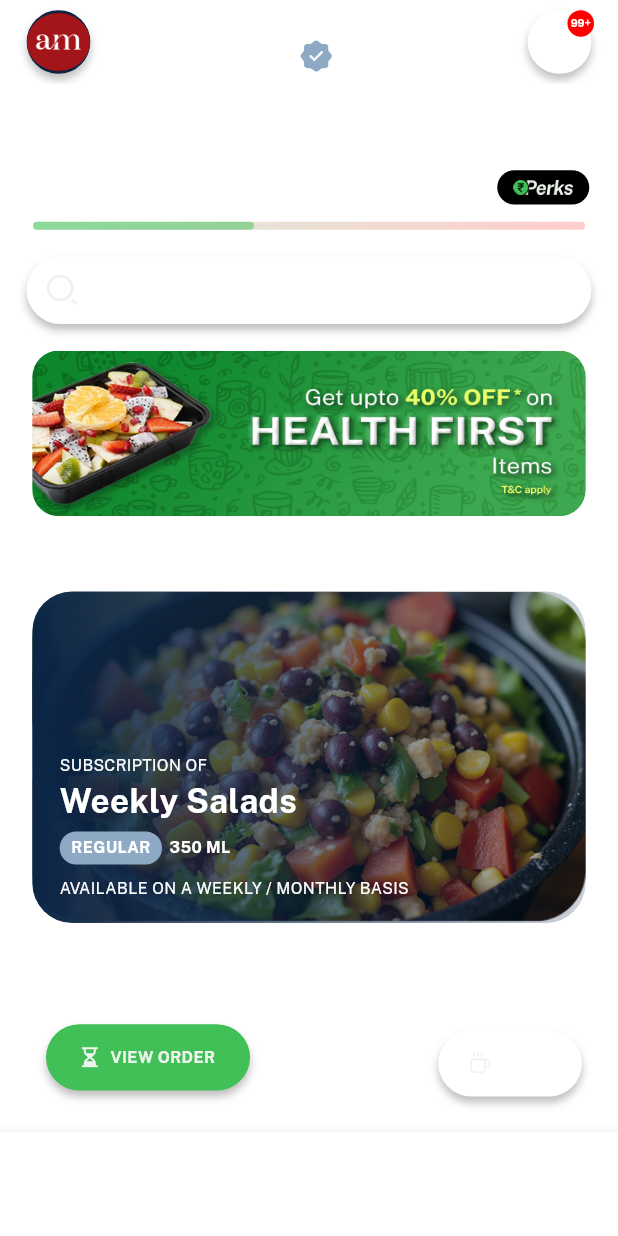
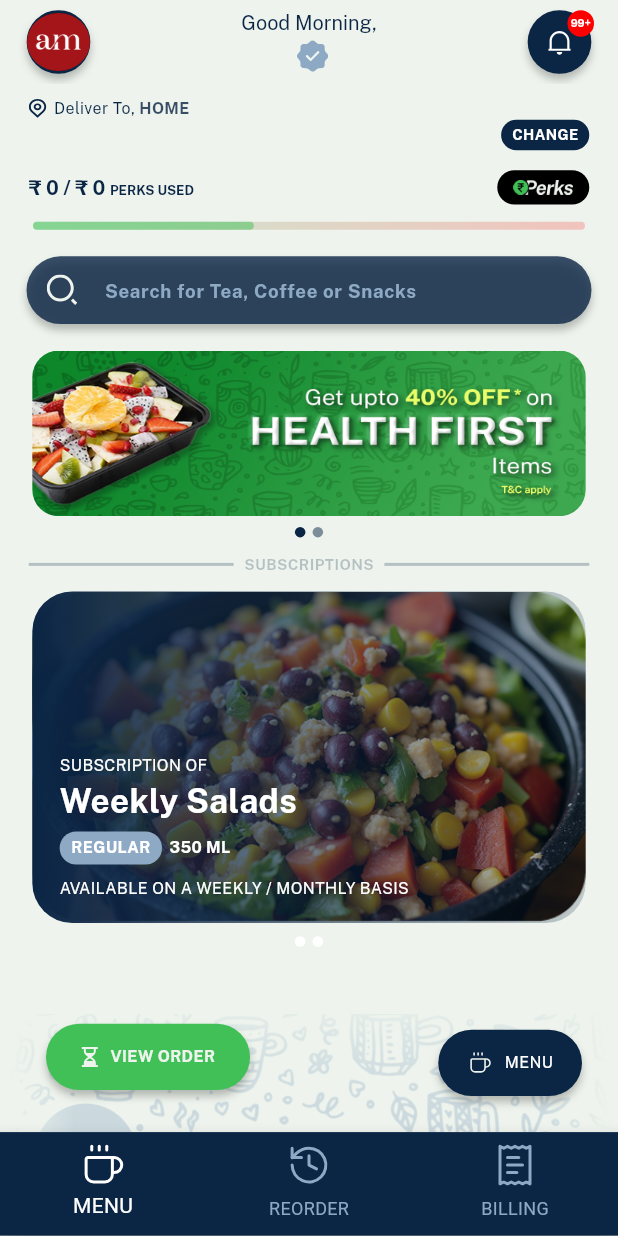
Before and after one commit to Vatsal1607/amtech_design, a Flutter app: the BottomBarPage screen opened directly, on a phone screen of 412 x 824 dp. Run offline on Flutter 3.47's test engine with Material 3 defaults, Android fonts, the light colour scheme and no system bars; drawn by our look-alikes of carousel_slider, smooth_page_indicator; our stand-ins replace device_info_plus, dio, dropdown_button2, firebase_core, firebase_messaging, flutter_rating_bar and 16 more; missing offline and left inert: dotted_dashed_line, razorpay_flutter; accounts and stored records are empty; generated files the repository leaves out were written again; network calls fail.

Commit message:
bottombar hides on scroll & visible on reverse scroll

```diff
--- a/lib/custom_widgets/textfield/custom_searchfield.dart
+++ b/lib/custom_widgets/textfield/custom_searchfield.dart
@@ -15,6 +15,7 @@ class CustomSearchField<T extends ChangeNotifier> extends StatelessWidget {
   final Color iconColor;
   final double borderWidth;
   final String hint;
+  final TextAlignVertical? textAlignVertical;
   const CustomSearchField({
     super.key,
     required this.provider,
@@ -25,6 +26,7 @@ class CustomSearchField<T extends ChangeNotifier> extends StatelessWidget {
     this.iconColor = AppColors.seaShell,
     this.borderWidth = 1.0,
     this.hint = 'Search for Tea, Coffee or Snacks',
+    this.textAlignVertical = TextAlignVertical.center,
   });
 
   @override
@@ -32,7 +34,7 @@ class CustomSearchField<T extends ChangeNotifier> extends StatelessWidget {
     return TextFormField(
       controller: controller,
       textCapitalization: TextCapitalization.sentences,
-      textAlignVertical: TextAlignVertical.center,
+      textAlignVertical: textAlignVertical,
       style: GoogleFonts.publicSans(
         color: getColorAccountType(
           accountType: accountType,
--- a/lib/main.dart
+++ b/lib/main.dart
@@ -100,9 +100,9 @@ class MyApp extends StatelessWidget {
                 ),
               ),
             ),
-            // home: BottomBarPage(),
-            initialRoute: Routes.initial,
-            routes: Routes.routes,
+            home: BottomBarPage(),
+            // initialRoute: Routes.initial,
+            // routes: Routes.routes,
             // onGenerateRoute: (settings) {},
           ),
         ),
--- a/lib/modules/billing/billing_page.dart
+++ b/lib/modules/billing/billing_page.dart
@@ -10,12 +10,12 @@ import '../../custom_widgets/appbar/custom_sliver_appbar.dart';
 import '../../custom_widgets/bottom_blur_on_page.dart';
 import '../../custom_widgets/select_order_date.dart';
 import '../../services/local/shared_preferences_service.dart';
-import '../reorder/reorder_provider.dart';
 import 'billing_provider.dart';
 import 'widgets/billing_card_widgets.dart';
 
 class BillingPage extends StatefulWidget {
-  const BillingPage({super.key});
+  final ScrollController scrollController;
+  const BillingPage({super.key, required this.scrollController});
 
   @override
   State<BillingPage> createState() => _BillingPageState();
--- a/lib/modules/bottom_bar/bottom_bar_page.dart
+++ b/lib/modules/bottom_bar/bottom_bar_page.dart
@@ -8,29 +8,63 @@ import 'package:amtech_design/modules/menu/widgets/account_selection_widget.dart
 import 'package:amtech_design/modules/reorder/reorder_page.dart';
 import 'package:amtech_design/services/local/shared_preferences_service.dart';
 import 'package:flutter/material.dart';
+import 'package:flutter/rendering.dart';
 import 'package:flutter_screenutil/flutter_screenutil.dart';
 import 'package:provider/provider.dart';
 import '../../core/utils/strings.dart';
 import '../menu/menu_provider.dart';
 import 'bottom_bar_provider.dart';
 
-class BottomBarPage extends StatelessWidget {
-  final List<Widget> _screens = [
-    const MenuPage(),
-    const ReorderPage(),
-    const BillingPage(),
-    // const BlogPage(), // * Blog page nav item
-  ];
-
+class BottomBarPage extends StatefulWidget {
   BottomBarPage({super.key});
 
   @override
+  State<BottomBarPage> createState() => _BottomBarPageState();
+}
+
+class _BottomBarPageState extends State<BottomBarPage> {
+  late ScrollController _scrollController;
+  late List<Widget> _screens;
+
+  @override
+  void initState() {
+    super.initState();
+    _scrollController = ScrollController();
+    _scrollController.addListener(_onScroll);
+
+    _screens = [
+      MenuPage(scrollController: _scrollController),
+      ReorderPage(scrollController: _scrollController),
+      BillingPage(scrollController: _scrollController),
+    ];
+  }
+
+  void _onScroll() {
+    final provider = Provider.of<BottomBarProvider>(context, listen: false);
+    if (_scrollController.position.userScrollDirection ==
+        ScrollDirection.reverse) {
+      provider.setBottomBarVisibility(false);
+    } else if (_scrollController.position.userScrollDirection ==
+        ScrollDirection.forward) {
+      provider.setBottomBarVisibility(true);
+    }
+  }
+
+  @override
+  void dispose() {
+    _scrollController.removeListener(_onScroll);
+    _scrollController.dispose();
+    super.dispose();
+  }
+
+  @override
   Widget build(BuildContext context) {
-    String accountType =
-        sharedPrefsService.getString(SharedPrefsKeys.accountType) ?? '';
+    String accountType = 'business';
+    // sharedPrefsService.getString(SharedPrefsKeys.accountType) ?? '';
     final menuProvider = Provider.of<MenuProvider>(context, listen: false);
     debugPrint(
         'User Token is: ${sharedPrefsService.getString(SharedPrefsKeys.userToken.toString())}');
+
     return Scaffold(
       body: Stack(
         children: [
@@ -75,6 +109,13 @@ class BottomBarPage extends StatelessWidget {
                 //     ),
                 //   ),
                 // ),
+                AnimatedContainer(
+                  duration: const Duration(milliseconds: 300),
+                  height: provider.isBottomBarVisible
+                      ? kBottomNavigationBarHeight + 15.h
+                      : 0,
+                  child: Wrap(
+                    children: [
                       BottomNavigationBar(
                         type: BottomNavigationBarType.fixed,
                         backgroundColor: getColorAccountType(
@@ -175,6 +216,9 @@ class BottomBarPage extends StatelessWidget {
                       ),
                     ],
                   ),
+                ),
+              ],
+            ),
           );
         },
       ),
--- a/lib/modules/menu/menu_page.dart
+++ b/lib/modules/menu/menu_page.dart
@@ -28,7 +28,8 @@ import 'widgets/slider_details_widget.dart';
 import 'widgets/subscription_widget.dart';
 
 class MenuPage extends StatefulWidget {
-  const MenuPage({super.key});
+  final ScrollController scrollController;
+  const MenuPage({super.key, required this.scrollController});
 
   @override
   State<MenuPage> createState() => _MenuPageState();
@@ -47,8 +48,8 @@ class _MenuPageState extends State<MenuPage> {
   @override
   Widget build(BuildContext context) {
     log('userId: ${sharedPrefsService.getString(SharedPrefsKeys.userId)}');
-    String accountType =
-        sharedPrefsService.getString(SharedPrefsKeys.accountType) ?? '';
+    String accountType = 'business';
+    // sharedPrefsService.getString(SharedPrefsKeys.accountType) ?? '';
     final provider = Provider.of<MenuProvider>(context, listen: false);
     //* Note: variable is not used but by initialize this socket connect
     final socketProvider = Provider.of<SocketProvider>(context, listen: false);
@@ -97,6 +98,7 @@ class _MenuPageState extends State<MenuPage> {
                 child: NotificationListener(
                   onNotification: provider.onNotification,
                   child: CustomScrollView(
+                    controller: widget.scrollController,
                     physics: const ClampingScrollPhysics(),
                     slivers: [
                       CustomSliverAppbar(
@@ -185,8 +187,8 @@ class _MenuPageState extends State<MenuPage> {
                                             maxLines: 1,
                                             textDirection: TextDirection.ltr,
                                           )..layout(
-                                              maxWidth: provider.addressWidth
-                                                  .w); //! Change according parent Width
+                                              maxWidth:
+                                                  provider.addressWidth.w);
 
                                           // If text overflows, use Marquee, otherwise use normal Text
                                           bool isOverflowing =
@@ -236,13 +238,6 @@ class _MenuPageState extends State<MenuPage> {
                                         onTap: () {
                                           Navigator.pushNamed(
                                               context, Routes.savedAddress);
-                                          //   Navigator.push(
-                                          //     context,
-                                          //     MaterialPageRoute(
-                                          //       builder: (context) =>
-                                          //           const GoogleMapPage(),
-                                          //     ),
-                                          //   );
                                         },
                                         accountType: accountType,
                                       ),
@@ -361,6 +356,7 @@ class _MenuPageState extends State<MenuPage> {
                             child: CustomSearchField(
                               provider: provider,
                               accountType: accountType,
+                              textAlignVertical: TextAlignVertical.bottom,
                               controller: provider.searchController,
                             ),
                           ),
@@ -408,6 +404,7 @@ class _MenuPageState extends State<MenuPage> {
                                   Consumer<MenuProvider>(
                                     builder: (context, _, child) {
                                       return ListView.separated(
+                                        // controller: widget.scrollController,
                                         shrinkWrap: true,
                                         padding: EdgeInsets.zero,
                                         physics:
--- a/lib/modules/reorder/reorder_page.dart
+++ b/lib/modules/reorder/reorder_page.dart
@@ -14,7 +14,8 @@ import '../../custom_widgets/bottom_blur_on_page.dart';
 import '../../services/local/shared_preferences_service.dart';
 
 class ReorderPage extends StatefulWidget {
-  const ReorderPage({super.key});
+  final ScrollController scrollController;
+  const ReorderPage({super.key, required this.scrollController});
 
   @override
   State<ReorderPage> createState() => _ReorderPageState();
```
Also changed, not shown: lib/modules/bottom_bar/bottom_bar_provider.dart (+9 -1 lines). Lines whose indentation alone changed are shown as unchanged.
